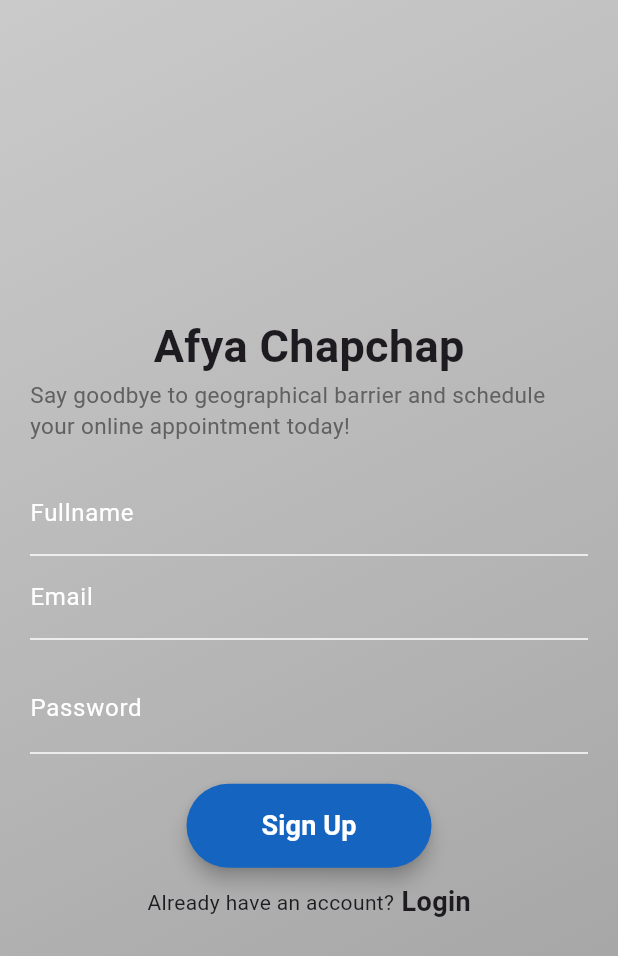
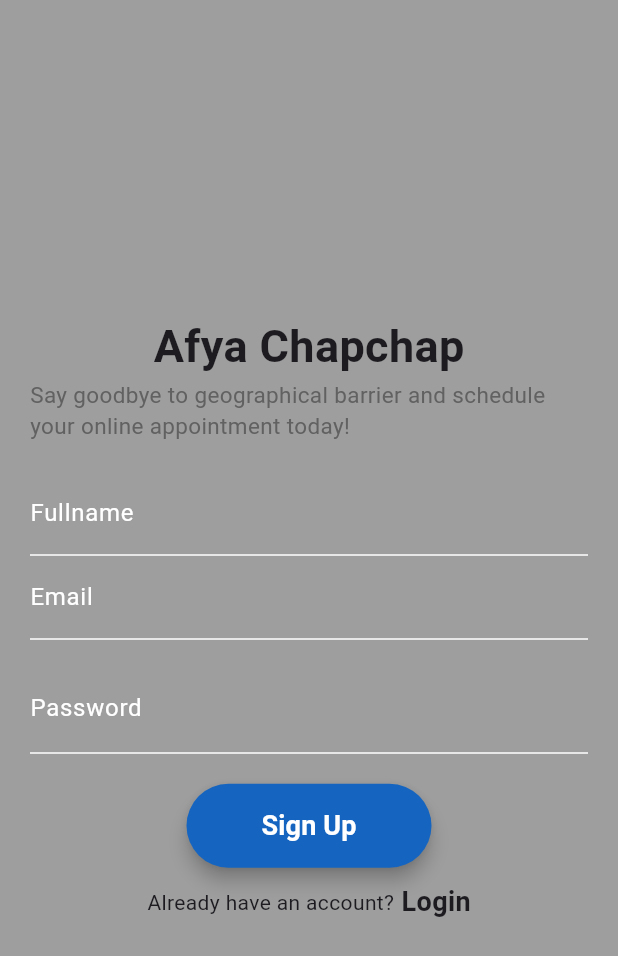
Before and after one commit to makuachteny/mobile-dev, a Flutter app: the SignUpPage screen opened directly, on a phone screen of 412 x 824 dp. Shown: the top 956 px of the screen. Run offline on Flutter 3.47's test engine with Material 3 defaults, Android fonts, the phone set to English and light mode, and no system bars.

Commit message:
background color

```diff
--- a/afya_chapchap/lib/Screens/signup.dart
+++ b/afya_chapchap/lib/Screens/signup.dart
@@ -33,11 +33,12 @@ class SignUpPageState extends State<SignUpPage> {
     return Scaffold(
       body: Container(
         decoration: const BoxDecoration(
-          gradient: LinearGradient(
-            begin: Alignment.topLeft,
-            end: Alignment.bottomRight,
-            colors: [Color.fromARGB(221, 195, 195, 194), Colors.grey],
-          ),
+          color: Colors.grey,
+          // gradient: LinearGradient(
+          //   begin: Alignment.topLeft,
+          //   end: Alignment.bottomRight,
+          //   colors: [Color.fromARGB(221, 195, 195, 194), Colors.grey],
+          // ),
         ),
         child: SafeArea(
           child: Padding(
```
